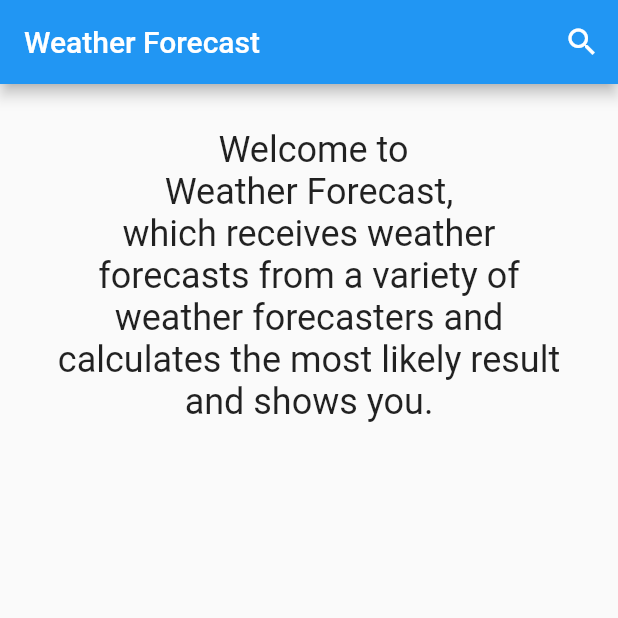
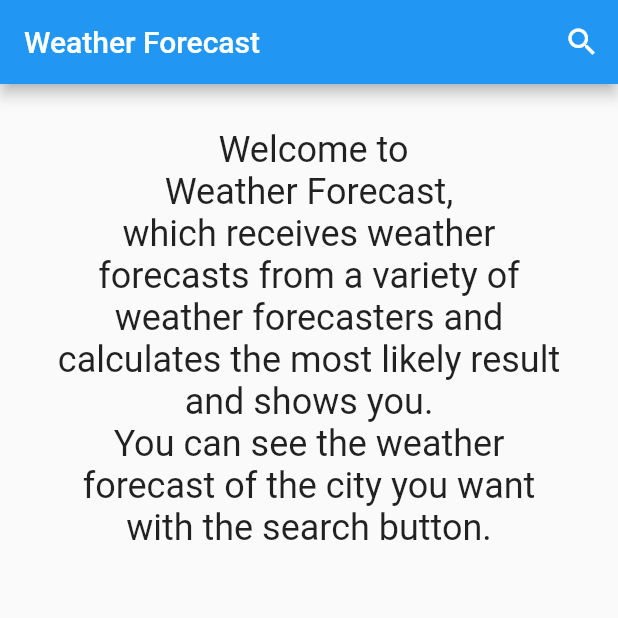
Before and after one commit to feyzagezerer/weather_forecast, a Flutter app: the screen it shows after launch, on a phone screen of 412 x 824 dp, the top half of it. Run offline on Flutter 3.47's test engine with Material 2 defaults, Android fonts, the phone set to English and light mode, and no system bars; our stand-ins replace flutter_typeahead, get_it; missing offline and left inert: home_widget, workmanager.

```diff
--- a/lib/models/city.dart
+++ b/lib/models/city.dart
@@ -261,7 +261,7 @@ class City {
     'Newark',
     'Albuquerque',
     'Santa Fe',
-    'New York City',
+    'New York',
     'Charlotte',
     'Raleigh',
     'Columbus',
--- a/lib/widget/weather_app.dart
+++ b/lib/widget/weather_app.dart
@@ -59,7 +59,7 @@ class _WeatherAppState extends State<WeatherApp> {
                           child: Column(
                             children: <Widget>[
                               Text(
-                                "\tWelcome to \nWeather Forecast, \nwhich receives weather forecasts from a variety of weather forecasters and calculates the most likely result and shows you. ",
+                                "\tWelcome to \nWeather Forecast, \nwhich receives weather forecasts from a variety of weather forecasters and calculates the most likely result and shows you. \nYou can see the weather forecast of the city you want with the search button.",
                                 // Weather Forecast is an automated weather data aggregator that takes the weather predictions from various forecasters and calculates the most likely outcome.
                                 style: TextStyle(fontSize: 24),
                                 textAlign: TextAlign.center,
--- a/pubspec.yaml
+++ b/pubspec.yaml
@@ -15,7 +15,7 @@ publish_to: 'none' # Remove this line if you wish to publish to pub.dev
 # In iOS, build-name is used as CFBundleShortVersionString while build-number used as CFBundleVersion.
 # Read more about iOS versioning at
 # https://developer.apple.com/library/archive/documentation/General/Reference/InfoPlistKeyReference/Articles/CoreFoundationKeys.html
-version: 1.0.0+1
+version: 1.0.0+2
 
 environment:
   sdk: ">=2.7.0 <3.0.0"
```
Also changed, not shown: 1 other file.
